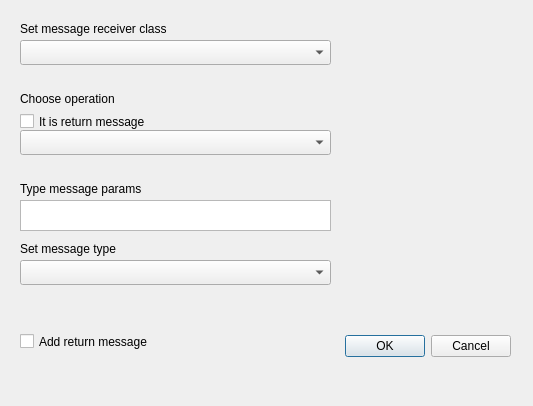
Qt form src/controllers/addmessagedialog.ui (JohnyDevp/CPP_Project) before a commit.
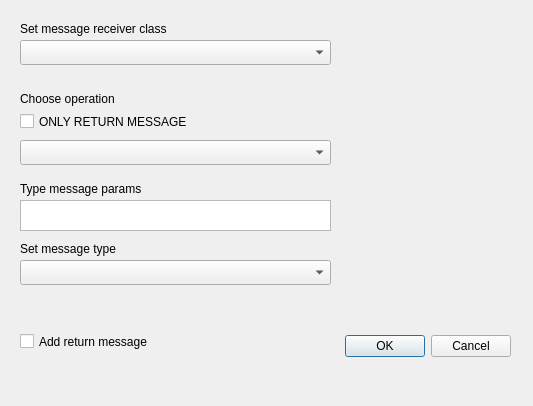
The same form after that commit.

```diff
--- a/src/controllers/addmessagedialog.ui
+++ b/src/controllers/addmessagedialog.ui
@@ -92,7 +92,7 @@
    <property name="geometry">
     <rect>
      <x>20</x>
-     <y>130</y>
+     <y>140</y>
      <width>311</width>
      <height>25</height>
     </rect>
@@ -103,12 +103,12 @@
     <rect>
      <x>20</x>
      <y>110</y>
-     <width>171</width>
+     <width>241</width>
      <height>23</height>
     </rect>
    </property>
    <property name="text">
-    <string>It is return message</string>
+    <string>ONLY RETURN MESSAGE</string>
    </property>
   </widget>
   <widget class="QCheckBox" name="checkBoxAddReturnMessage">
```
